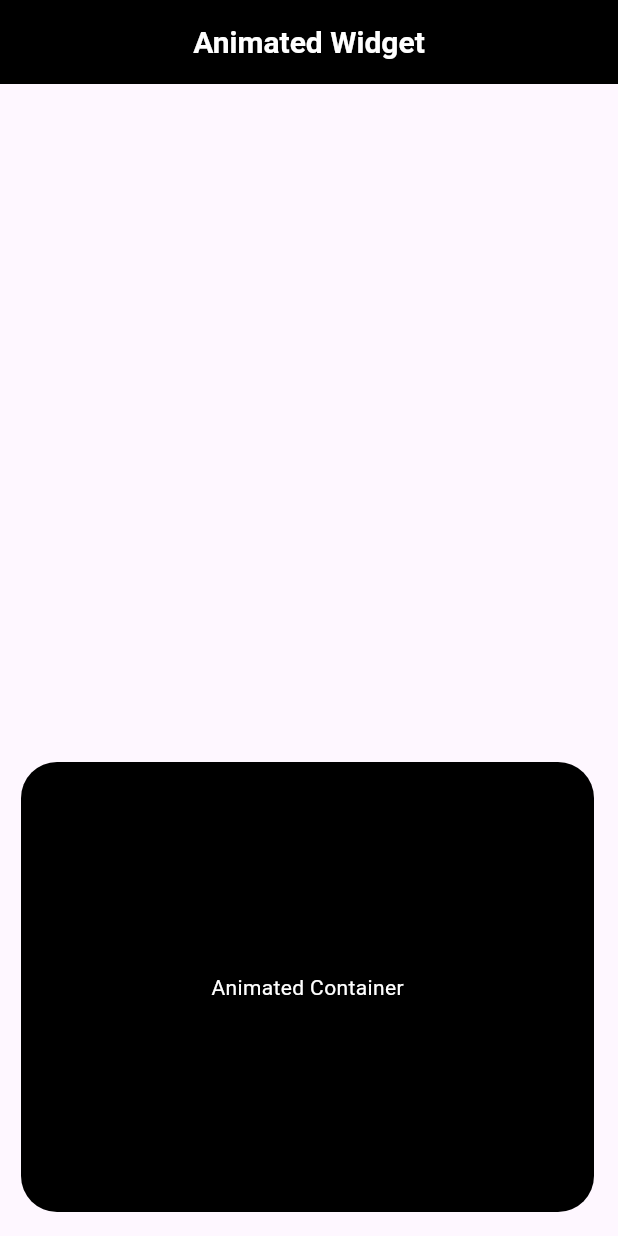
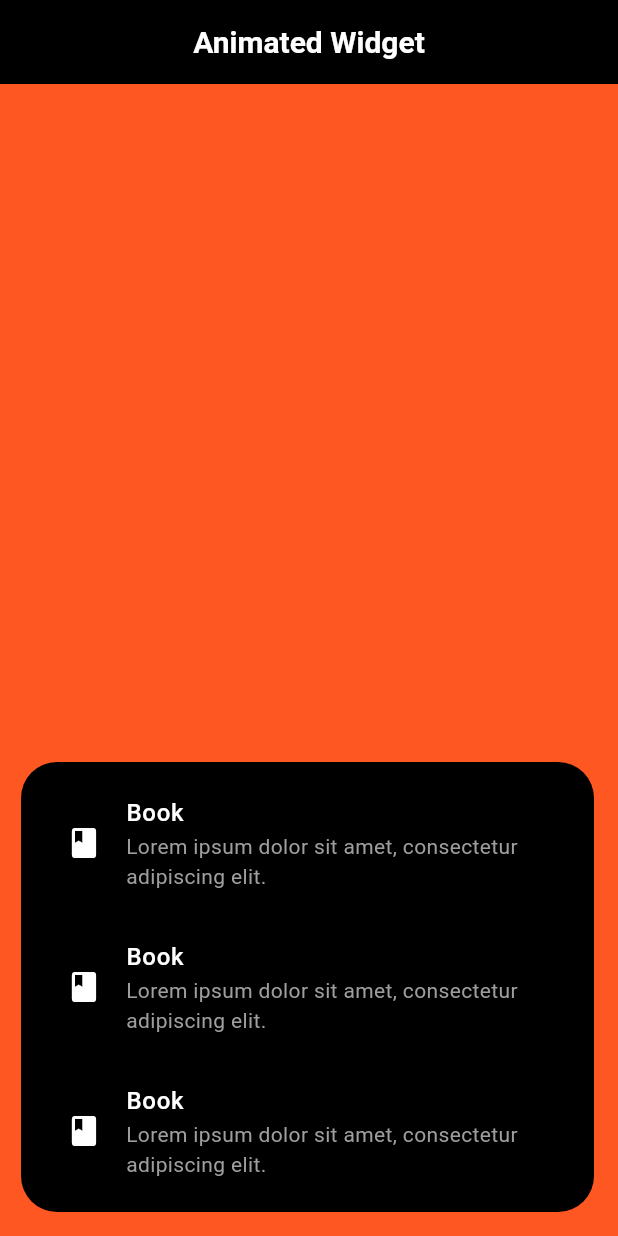
Before and after one commit to itsAbhishekV/AnimationSnippets-Flutter, a Flutter app: the screen it shows after launch, after a tap on the "add" icon, on a phone screen of 412 x 824 dp. Run offline on Flutter 3.47's test engine with Material 3 defaults, Android fonts, the light colour scheme and no system bars.

Commit message:
FAB to Container, with content

```diff
--- /dev/null
+++ b/lib/feature/screens/home_screen.dart
@@ -0,0 +1,124 @@
+import 'package:flutter/material.dart';
+
+class HomeScreen extends StatefulWidget {
+  const HomeScreen({Key? key}) : super(key: key);
+
+  @override
+  State<HomeScreen> createState() => _HomeScreenState();
+}
+
+class _HomeScreenState extends State<HomeScreen> {
+  bool _expansion = false;
+
+  @override
+  Widget build(BuildContext context) {
+    return Scaffold(
+      appBar: AppBar(
+        backgroundColor: Colors.black,
+        title: const Text(
+          'Animated Widget',
+          style: TextStyle(
+            color: Colors.white,
+            fontWeight: FontWeight.bold,
+            fontSize: 20,
+          ),
+        ),
+        centerTitle: true,
+      ),
+      body: GestureDetector(
+        onTap: () {
+          setState(() {
+            _expansion = false;
+          });
+          print('clicked');
+        },
+        child: Container(
+          width: double.infinity,
+          height: double.infinity,
+          decoration: const BoxDecoration(color: Colors.deepOrange),
+        ),
+      ),
+      floatingActionButton: _expansion
+          ? Padding(
+              padding: const EdgeInsets.only(left: 30),
+              child: AnimatedContainer(
+                  duration: const Duration(milliseconds: 800),
+                  curve: Curves.easeInOut,
+                  width: double.infinity,
+                  // Adjusted width to account for padding
+                  decoration: BoxDecoration(
+                    color: Colors.black,
+                    borderRadius: BorderRadius.circular(24),
+                  ),
+                  height: 300,
+                  child: const Padding(
+                    padding: EdgeInsets.all(14.0),
+                    child: Column(
+                      mainAxisAlignment: MainAxisAlignment.spaceBetween,
+                      children: [
+                        ListTile(
+                          leading: Icon(
+                            Icons.book,
+                            color: Colors.white,
+                          ),
+                          title: Text(
+                            'Book',
+                            style: TextStyle(
+                                fontWeight: FontWeight.w500,
+                                color: Colors.white),
+                          ),
+                          shape: RoundedRectangleBorder(),
+                          subtitle: Text(
+                              'Lorem ipsum dolor sit amet, consectetur adipiscing elit.',
+                              style: TextStyle(color: Colors.grey)),
+                        ),
+                        ListTile(
+                          leading: Icon(
+                            Icons.book,
+                            color: Colors.white,
+                          ),
+                          title: Text(
+                            'Book',
+                            style: TextStyle(
+                                fontWeight: FontWeight.w500,
+                                color: Colors.white),
+                          ),
+                          shape: RoundedRectangleBorder(),
+                          subtitle: Text(
+                              'Lorem ipsum dolor sit amet, consectetur adipiscing elit.',
+                              style: TextStyle(color: Colors.grey)),
+                        ),
+                        ListTile(
+                          leading: Icon(
+                            Icons.book,
+                            color: Colors.white,
+                          ),
+                          title: Text(
+                            'Book',
+                            style: TextStyle(
+                                fontWeight: FontWeight.w500,
+                                color: Colors.white),
+                          ),
+                          shape: RoundedRectangleBorder(),
+                          subtitle: Text(
+                              'Lorem ipsum dolor sit amet, consectetur adipiscing elit.',
+                              style: TextStyle(color: Colors.grey)),
+                        ),
+                      ],
+                    ),
+                  )),
+            )
+          : FloatingActionButton(
+              backgroundColor: Colors.black,
+              foregroundColor: Colors.white,
+              onPressed: () {
+                setState(() {
+                  _expansion = true;
+                });
+              },
+              shape: const CircleBorder(),
+              child: const Icon(Icons.add),
+            ),
+    );
+  }
+}
--- a/lib/main.dart
+++ b/lib/main.dart
@@ -1,4 +1,4 @@
-import 'package:animatedfloating_button_snippet/screens/home_screen.dart';
+import 'package:animatedfloating_button_snippet/feature/screens/home_screen.dart';
 import 'package:flutter/material.dart';
 
 void main() {
--- a/lib/screens/home_screen.dart
+++ /dev/null
@@ -1,70 +0,0 @@
-import 'package:flutter/material.dart';
-
-class HomeScreen extends StatefulWidget {
-  const HomeScreen({Key? key}) : super(key: key);
-
-  @override
-  State<HomeScreen> createState() => _HomeScreenState();
-}
-
-class _HomeScreenState extends State<HomeScreen> {
-  bool _expansion = false;
-
-  @override
-  Widget build(BuildContext context) {
-    return Scaffold(
-      appBar: AppBar(
-        backgroundColor: Colors.black,
-        title: const Text(
-          'Animated Widget',
-          style: TextStyle(
-            color: Colors.white,
-            fontWeight: FontWeight.bold,
-            fontSize: 20,
-          ),
-        ),
-        centerTitle: true,
-      ),
-      body: Container(),
-      floatingActionButton: _expansion
-          ? Padding(
-              padding: const EdgeInsets.only(left: 30),
-              child: GestureDetector(
-                onDoubleTap: () {
-                  setState(() {
-                    _expansion = false;
-                  });
-                },
-                child: AnimatedContainer(
-                  duration: const Duration(milliseconds: 800),
-                  curve: Curves.easeInOut,
-                  width: double.infinity,
-                  // Adjusted width to account for padding
-                  decoration: BoxDecoration(
-                    color: Colors.black,
-                    borderRadius: BorderRadius.circular(24),
-                  ),
-                  height: 300,
-                  child: const Center(
-                    child: Text(
-                      'Animated Container',
-                      style: TextStyle(color: Colors.white),
-                    ),
-                  ),
-                ),
-              ),
-            )
-          : FloatingActionButton(
-              backgroundColor: Colors.black,
-              foregroundColor: Colors.white,
-              onPressed: () {
-                setState(() {
-                  _expansion = true;
-                });
-              },
-              shape: const CircleBorder(),
-              child: const Icon(Icons.add),
-            ),
-    );
-  }
-}
```
